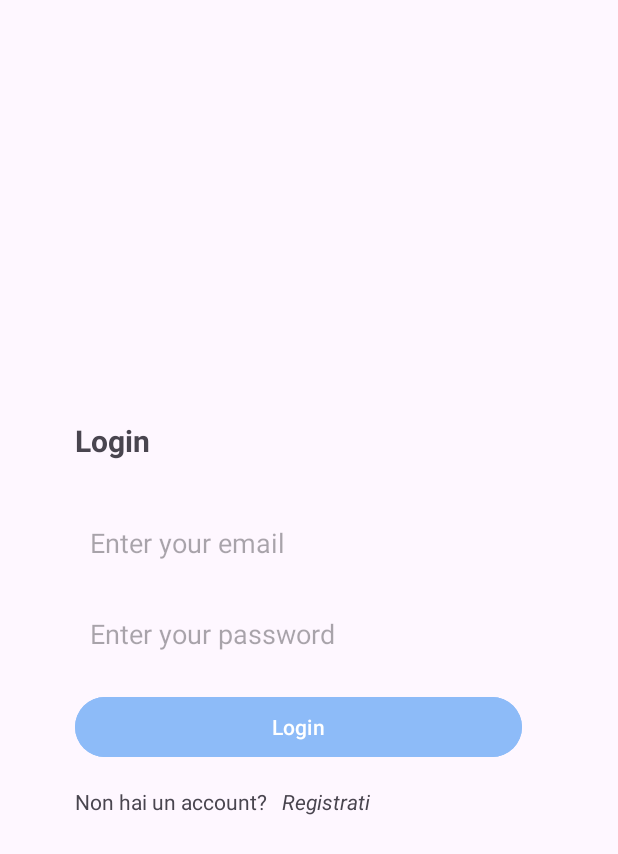
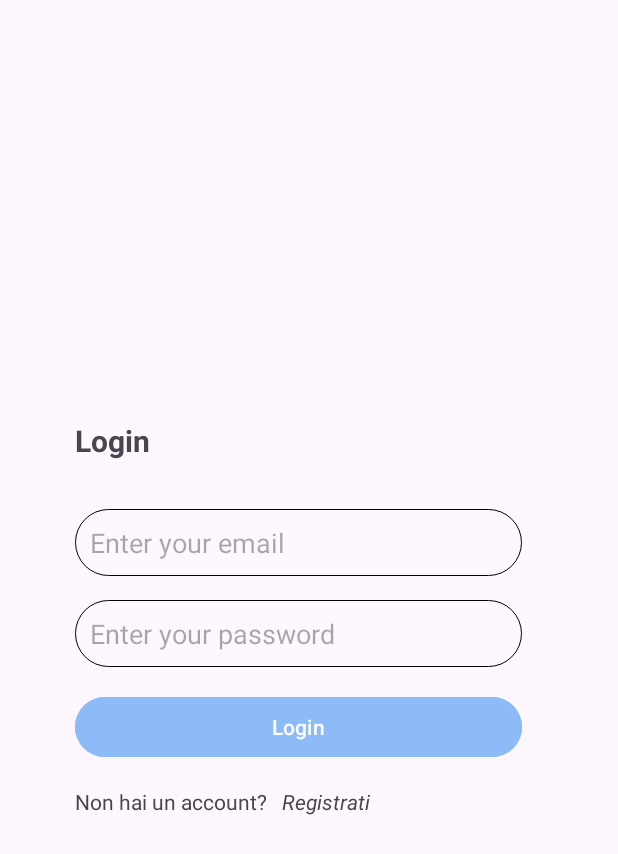
Before and after one commit to giuseppe2028/NewsAppKotlin, an Android app: the screen it shows after launch (IntroductionActivity), on a phone screen of 412 x 824 dp. Shown: the top 854 px of the screen. Run offline under Robolectric (Android 15) with nearby library versions, the phone set to English and light mode, and no system bars; our stand-ins replace Firebase (no records; nobody signed in at launch, a user with empty details on screens opened directly).

Commit message:
Interfaccia login

```diff
--- /dev/null
+++ b/app/src/main/res/drawable/border_text_edit.xml
@@ -0,0 +1,5 @@
+<?xml version="1.0" encoding="utf-8"?>
+<shape xmlns:android="http://schemas.android.com/apk/res/android" android:shape="rectangle">
+<stroke android:color="@color/black" android:width="0.7dp"/>
+<corners android:radius="30dp"/>
+</shape>
--- a/app/src/main/res/layout/fragment_login.xml
+++ b/app/src/main/res/layout/fragment_login.xml
@@ -34,7 +34,7 @@
         android:layout_width="0dp"
         android:layout_height="wrap_content"
         android:layout_marginBottom="16dp"
-        android:background="@android:color/transparent"
+        android:background="@drawable/border_text_edit"
         android:ems="10"
         android:hint="@string/enterPassword"
         android:inputType="textPassword"
@@ -79,7 +79,7 @@
         android:layout_height="wrap_content"
         android:layout_marginTop="16dp"
         android:layout_marginBottom="16dp"
-        android:background="@android:color/transparent"
+        android:background="@drawable/border_text_edit"
         android:ems="10"
         android:hint="@string/enterMail"
         android:inputType="text"
```
